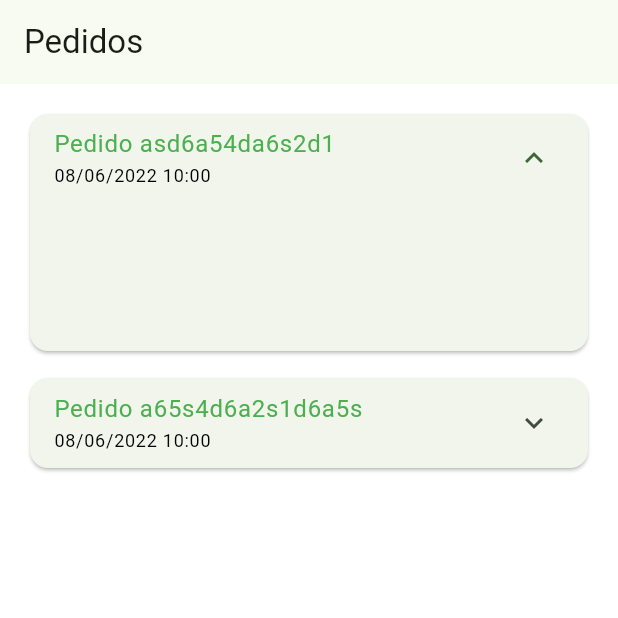
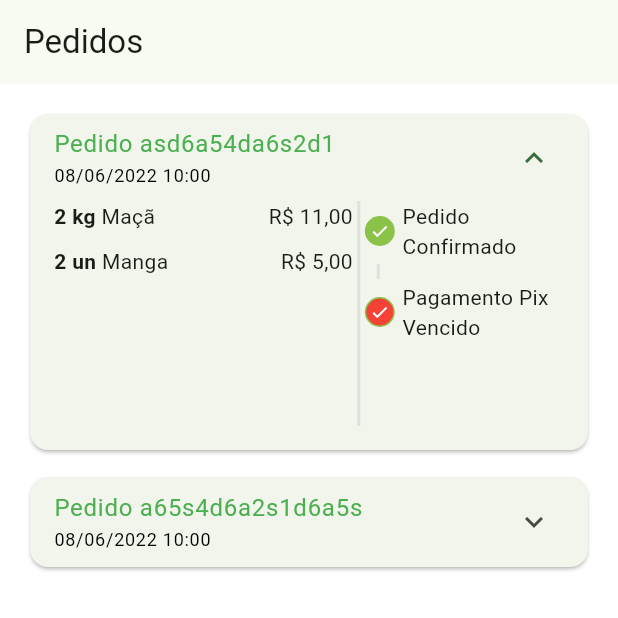
Before and after one commit to juriaCardozo/greengrocer-getx, a Flutter app: the OrdersTab screen opened directly, after a tap on an icon or button, on a phone screen of 412 x 824 dp, the top half of it. Run offline on Flutter 3.47's test engine with Material 2 defaults, Android fonts, the phone set to English and light mode, and no system bars; our stand-ins replace animated_text_kit, mask_text_input_formatter.

Commit message:
Espaçamento verticais e status corretos

```diff
--- a/lib/src/config/app_data.dart
+++ b/lib/src/config/app_data.dart
@@ -123,7 +123,7 @@ List<OrderModel> orders = [
       '2022-06-08 11:00:10.458',
     ),
     id: 'a65s4d6a2s1d6a5s',
-    status: 'delivered',
+    status: 'refunded',
     total: 11.5,
     items: [
       CartItemModel(
--- /dev/null
+++ b/lib/src/pages/orders/components/order_status_widget.dart
@@ -0,0 +1,111 @@
+import 'package:flutter/material.dart';
+import 'package:greengrocer/src/config/custom_colors.dart';
+
+class OrderStatusWidget extends StatelessWidget {
+  final String status;
+  final bool overdue;
+
+  final Map<String, int> allStatus = <String, int>{
+    'pending_payment': 0,
+    'refunded': 1,
+    'paid': 2,
+    'preparing_shipping': 3,
+    'shipping': 4,
+    'delivered': 5,
+  };
+
+  int get currentStatus => allStatus[status]!;
+
+  OrderStatusWidget({super.key, required this.status, required this.overdue});
+
+  @override
+  Widget build(BuildContext context) {
+    return Column(
+      crossAxisAlignment: CrossAxisAlignment.start,
+      children: [
+        _StatusDot(isActive: true, title: 'Pedido Confirmado'),
+        _CustomDivider(),
+        if (currentStatus == 1) ...[
+          _StatusDot(
+            isActive: true,
+            title: 'Pix estornado',
+            backgroundColor: Colors.orange,
+          ),
+        ] else if (overdue) ...[
+          _StatusDot(
+            isActive: true,
+            title: 'Pagamento Pix Vencido',
+            backgroundColor: Colors.red,
+          )
+        ]
+      ],
+    );
+  }
+}
+
+class _CustomDivider extends StatelessWidget {
+  const _CustomDivider({super.key});
+
+  @override
+  Widget build(BuildContext context) {
+    return Container(
+      margin: EdgeInsets.symmetric(horizontal: 8, vertical: 2),
+      height: 10,
+      width: 2,
+      color: Colors.grey.shade300,
+    );
+  }
+}
+
+class _StatusDot extends StatelessWidget {
+  final bool isActive;
+  final String title;
+  final Color? backgroundColor;
+
+  const _StatusDot(
+      {super.key,
+      required this.isActive,
+      required this.title,
+      this.backgroundColor});
+
+  @override
+  Widget build(BuildContext context) {
+    return Row(
+      children: [
+        // Dot
+        Container(
+          alignment: Alignment.center,
+          height: 20,
+          width: 20,
+          decoration: BoxDecoration(
+              shape: BoxShape.circle,
+              border: Border.all(
+                color: CustomColors.customSwatchColor,
+              ),
+              color: isActive
+                  ? backgroundColor ?? CustomColors.customSwatchColor
+                  : Colors.transparent),
+          child: isActive
+              ? Icon(
+                  Icons.check,
+                  color: Colors.white,
+                  size: 13,
+                )
+              : SizedBox.shrink(),
+        ),
+
+        SizedBox(
+          width: 5,
+        ),
+
+        // Texto
+        Expanded(
+          child: Text(
+            title,
+            style: TextStyle(fontSize: 14),
+          ),
+        ),
+      ],
+    );
+  }
+}
--- a/lib/src/pages/orders/components/order_tile.dart
+++ b/lib/src/pages/orders/components/order_tile.dart
@@ -1,7 +1,9 @@
 import 'package:flutter/material.dart';
 import 'package:greengrocer/src/config/custom_colors.dart';
+import 'package:greengrocer/src/models/cart_item_model.dart';
 import 'package:greengrocer/src/models/order_model.dart';
 import 'package:greengrocer/src/config/app_data.dart' as app_data;
+import 'package:greengrocer/src/pages/orders/components/order_status_widget.dart';
 import 'package:greengrocer/src/services/utils_services.dart';
 
 class OrderTile extends StatelessWidget {
@@ -17,6 +19,7 @@ class OrderTile extends StatelessWidget {
       child: Theme(
         data: Theme.of(context).copyWith(dividerColor: Colors.transparent),
         child: ExpansionTile(
+          childrenPadding: EdgeInsets.fromLTRB(16, 0, 16, 16),
           title: Column(
             mainAxisSize: MainAxisSize.min,
             crossAxisAlignment: CrossAxisAlignment.start,
@@ -38,7 +41,39 @@ class OrderTile extends StatelessWidget {
               RoundedRectangleBorder(borderRadius: BorderRadius.circular(20)),
           children: [
             SizedBox(
-              height: 100,
+              height: 150,
+              child: Row(
+                children: [
+                  // Lista de Produtos
+                  Expanded(
+                    flex: 3,
+                    child: ListView(
+                      children: order.items.map((orderItem) {
+                        return _OrderItemWidget(
+                          utilsServices: utilsServices,
+                          orderItem: orderItem,
+                        );
+                      }).toList(),
+                    ),
+                  ),
+
+                  // Divisão Vertical
+                  VerticalDivider(
+                    color: Colors.grey.shade300,
+                    thickness: 2,
+                    width: 8,
+                  ),
+
+                  // Status do Produto
+                  Expanded(
+                    flex: 2,
+                    child: OrderStatusWidget(
+                      status: order.status,
+                      overdue: order.overdueDateTime.isBefore(DateTime.now()),
+                    ),
+                  ),
+                ],
+              ),
             ),
           ],
         ),
@@ -46,3 +81,37 @@ class OrderTile extends StatelessWidget {
     );
   }
 }
+
+class _OrderItemWidget extends StatelessWidget {
+  const _OrderItemWidget({
+    super.key,
+    required this.utilsServices,
+    required this.orderItem,
+  });
+
+  final UtilsServices utilsServices;
+  final CartItemModel orderItem;
+
+  @override
+  Widget build(BuildContext context) {
+    return Padding(
+      padding: const EdgeInsets.only(bottom: 10),
+      child: Row(
+        children: [
+          Text(
+            '${orderItem.quantity} ${orderItem.item.unit} ',
+            style: TextStyle(fontWeight: FontWeight.bold),
+          ),
+          Expanded(
+            child: Text(
+              orderItem.item.itemName,
+            ),
+          ),
+          Text(
+            utilsServices.priceToCurrency(orderItem.totalPrice()),
+          ),
+        ],
+      ),
+    );
+  }
+}
```
